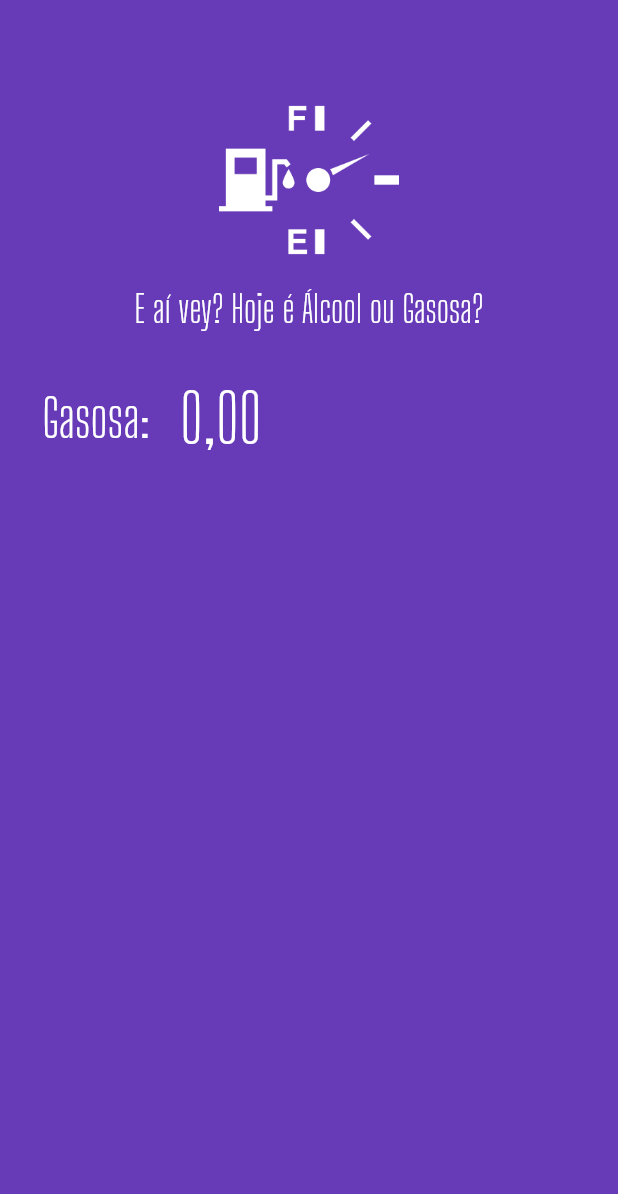
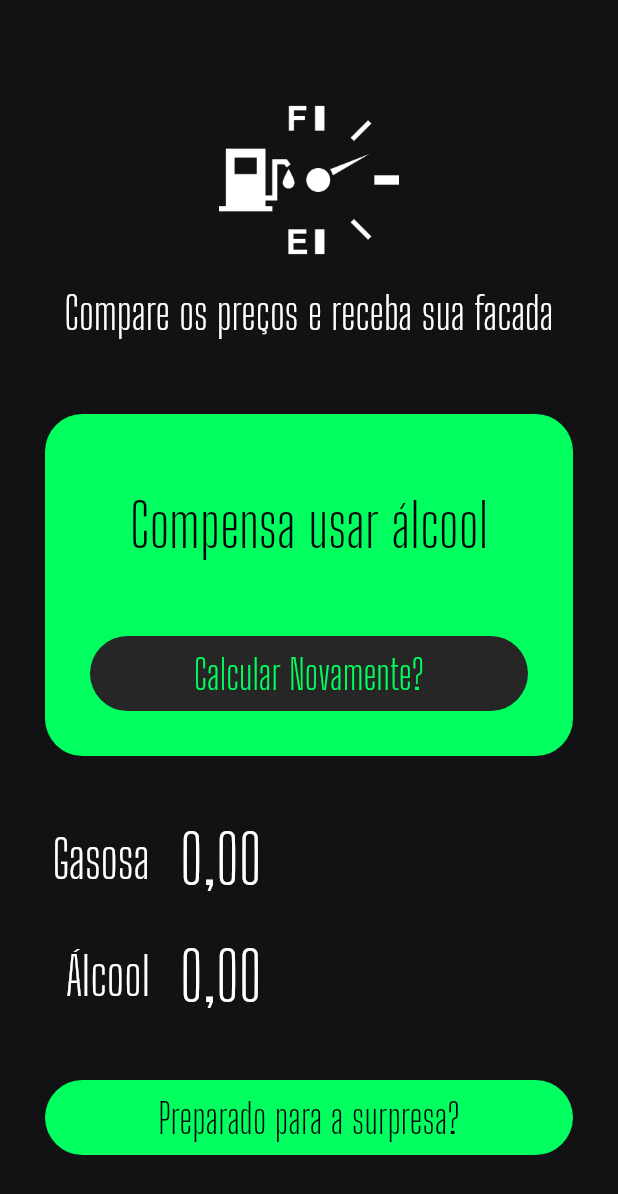
Before and after one commit to EliMarins/one_or_other, a Flutter app: the screen it shows after launch, on a phone screen of 412 x 824 dp. Shown: the top 1194 px of the screen. Run offline on Flutter 3.47's test engine with Material 2 defaults, Android fonts, the phone set to English and light mode, and no system bars; our stand-ins replace flutter_masked_text.

Commit message:
Adicionado estilizações de botoes

```diff
--- a/lib/main.dart
+++ b/lib/main.dart
@@ -1,6 +1,8 @@
 import 'package:flutter/material.dart';
 import 'package:flutter_masked_text/flutter_masked_text.dart';
 import 'package:one_or_other/widgets/logo.widget.dart';
+
+import 'widgets/input.widget.dart';
 
 void main() {
   runApp(MyApp());
@@ -22,46 +24,89 @@ class MyApp extends StatelessWidget {
 
 class HomePage extends StatelessWidget {
   var _gasCtrl = new MoneyMaskedTextController();
+  var _alcCtrl = new MoneyMaskedTextController();
 
   @override
   Widget build(BuildContext context) {
     return Scaffold(
-      backgroundColor: Theme.of(context).primaryColor,
+      backgroundColor: Color(0xff121214),
       body: ListView(
         children: <Widget>[
           Logo(),
-          Row(
+          Container(
+            margin: EdgeInsets.all(30),
+            decoration: BoxDecoration(
+                color: Color(0xff00ff5f),
+                borderRadius: BorderRadius.circular(
+                  25,
+                )),
+            child: Column(
               children: <Widget>[
+                SizedBox(
+                  height: 50,
+                ),
+                Text(
+                  "Compensa usar álcool",
+                  style: TextStyle(
+                    color: Colors.black.withOpacity(1.0),
+                    fontSize: 40,
+                    fontFamily: "Big Shoulders Display",
+                  ),
+                  textAlign: TextAlign.center,
+                ),
+                SizedBox(
+                  height: 20,
+                ),
                 Container(
-                width: 100,
-                alignment: Alignment.centerRight,
+                    margin: EdgeInsets.all(30),
+                    height: 50,
+                    width: double.infinity,
+                    decoration: BoxDecoration(
+                        color: Color(0xff262626),
+                        borderRadius: BorderRadius.circular(
+                          60,
+                        )),
+                    child: FlatButton(
                       child: Text(
-                  "Gasosa:",
+                        "Calcular Novamente?",
                         style: TextStyle(
-                      color: Colors.white,
-                      fontSize: 35,
-                      fontFamily: "Big Shoulders Display"),
+                          color: Color(0xff00ff5f),
+                          fontSize: 27,
+                          fontFamily: "Big Shoulders Display",
                         ),
                       ),
-              SizedBox(
-                width: 20,
+                      onPressed: () {},
+                    ))
+              ],
             ),
-              Expanded(
-                child: TextFormField(
-                  controller: _gasCtrl,
-                  keyboardType: TextInputType.number,
+          ),
+          Input(
+            ctrl: _gasCtrl,
+            label: "Gasosa",
+          ),
+          Input(
+            ctrl: _alcCtrl,
+            label: "Álcool",
+          ),
+          Container(
+              margin: EdgeInsets.all(30),
+              height: 50,
+              decoration: BoxDecoration(
+                  color: Color(0xff00ff5f),
+                  borderRadius: BorderRadius.circular(
+                    60,
+                  )),
+              child: FlatButton(
+                child: Text(
+                  "Preparado para a surpresa?",
                   style: TextStyle(
-                    color: Colors.white,
-                    fontSize: 45,
+                    color: Colors.black.withOpacity(1.0),
+                    fontSize: 27,
                     fontFamily: "Big Shoulders Display",
                   ),
-                  decoration: InputDecoration(
-                    border: InputBorder.none,
                 ),
-                ),
-              ),
-            ],
-          ),
+                onPressed: () {},
+              ))
         ],
       ),
     );
--- /dev/null
+++ b/lib/widgets/input.widget.dart
@@ -0,0 +1,48 @@
+import 'package:flutter/material.dart';
+import 'package:flutter_masked_text/flutter_masked_text.dart';
+
+class Input extends StatelessWidget {
+  var label = "";
+  var ctrl = new MoneyMaskedTextController();
+
+  Input({
+    @required this.label,
+    @required this.ctrl,
+  });
+
+  @override
+  Widget build(BuildContext context) {
+    return Row(
+      children: <Widget>[
+        Container(
+          width: 100,
+          alignment: Alignment.centerRight,
+          child: Text(
+            label,
+            style: TextStyle(
+                color: Colors.white,
+                fontSize: 35,
+                fontFamily: "Big Shoulders Display"),
+          ),
+        ),
+        SizedBox(
+          width: 20,
+        ),
+        Expanded(
+          child: TextFormField(
+            controller: ctrl,
+            keyboardType: TextInputType.number,
+            style: TextStyle(
+              color: Colors.white,
+              fontSize: 45,
+              fontFamily: "Big Shoulders Display",
+            ),
+            decoration: InputDecoration(
+              border: InputBorder.none,
+            ),
+          ),
+        ),
+      ],
+    );
+  }
+}
--- a/lib/widgets/logo.widget.dart
+++ b/lib/widgets/logo.widget.dart
@@ -16,10 +16,10 @@ class Logo extends StatelessWidget {
           height: 10,
         ),
         Text(
-          "E aí vey? Hoje é Álcool ou Gasosa?",
+          "Compare os preços e receba sua facada",
           style: TextStyle(
             color: Colors.white,
-            fontSize: 25,
+            fontSize: 30,
             fontFamily: "Big Shoulders Display",
           ),
           textAlign: TextAlign.center,
```
Lines whose indentation alone changed are shown as unchanged.
